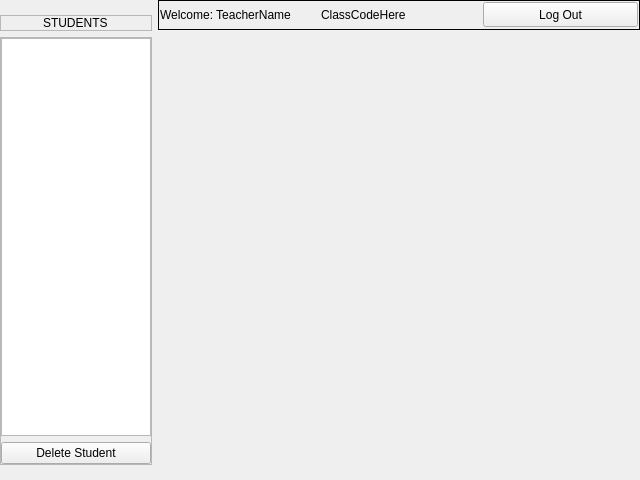
Before: the Qt Designer form Client/teachwin.ui in DatabasesWorks/Stacked_EducationalPlatform, drawn with Qt 5.
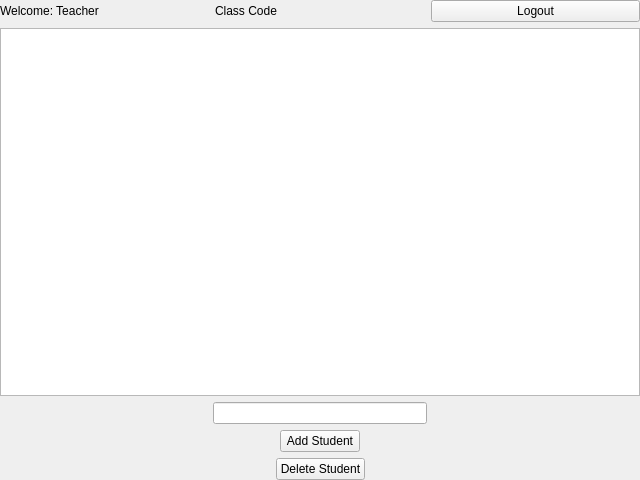
After: the same form once the commit is applied.

Commit message: Set up teachWin

Diff of the .ui file:
```diff
--- a/Client/teachwin.ui
+++ b/Client/teachwin.ui
@@ -13,7 +13,7 @@
   <property name="windowTitle">
    <string>Form</string>
   </property>
-  <layout class="QGridLayout" name="gridLayout_2">
+  <layout class="QGridLayout" name="gridLayout">
    <property name="leftMargin">
     <number>0</number>
    </property>
@@ -26,243 +26,142 @@
    <property name="bottomMargin">
     <number>0</number>
    </property>
-   <item row="0" column="0">
-    <layout class="QGridLayout" name="gridLayout">
-     <item row="0" column="0">
-      <widget class="QFrame" name="studentFrame">
-       <property name="sizePolicy">
-        <sizepolicy hsizetype="Fixed" vsizetype="Maximum">
-         <horstretch>10</horstretch>
-         <verstretch>0</verstretch>
-        </sizepolicy>
-       </property>
-       <property name="minimumSize">
-        <size>
-         <width>150</width>
-         <height>450</height>
-        </size>
-       </property>
-       <layout class="QGridLayout" name="gridLayout_3">
-        <property name="leftMargin">
-         <number>0</number>
-        </property>
-        <property name="topMargin">
-         <number>0</number>
-        </property>
-        <property name="rightMargin">
-         <number>0</number>
-        </property>
-        <property name="bottomMargin">
-         <number>0</number>
-        </property>
-        <item row="0" column="0">
-         <widget class="QFrame" name="frame">
-          <property name="sizePolicy">
-           <sizepolicy hsizetype="Preferred" vsizetype="Minimum">
-            <horstretch>0</horstretch>
-            <verstretch>0</verstretch>
-           </sizepolicy>
-          </property>
-          <property name="frameShape">
-           <enum>QFrame::StyledPanel</enum>
-          </property>
-          <property name="frameShadow">
-           <enum>QFrame::Raised</enum>
-          </property>
-          <layout class="QGridLayout" name="gridLayout_5">
-           <property name="leftMargin">
-            <number>0</number>
-           </property>
-           <property name="topMargin">
-            <number>0</number>
-           </property>
-           <property name="rightMargin">
-            <number>0</number>
-           </property>
-           <property name="bottomMargin">
-            <number>0</number>
-           </property>
-           <item row="0" column="0">
-            <layout class="QGridLayout" name="gridLayout_4">
-             <item row="0" column="0" alignment="Qt::AlignHCenter|Qt::AlignTop">
-              <widget class="QLabel" name="label">
-               <property name="text">
-                <string>STUDENTS</string>
-               </property>
-              </widget>
-             </item>
-            </layout>
-           </item>
-          </layout>
-         </widget>
-        </item>
-        <item row="1" column="0">
-         <widget class="QFrame" name="frame_2">
-          <property name="sizePolicy">
-           <sizepolicy hsizetype="Preferred" vsizetype="Expanding">
-            <horstretch>0</horstretch>
-            <verstretch>0</verstretch>
-           </sizepolicy>
-          </property>
-          <property name="frameShape">
-           <enum>QFrame::StyledPanel</enum>
-          </property>
-          <property name="frameShadow">
-           <enum>QFrame::Raised</enum>
-          </property>
-          <layout class="QGridLayout" name="gridLayout_7">
-           <property name="leftMargin">
-            <number>0</number>
-           </property>
-           <property name="topMargin">
-            <number>0</number>
-           </property>
-           <property name="rightMargin">
-            <number>0</number>
-           </property>
-           <property name="bottomMargin">
-            <number>0</number>
-           </property>
-           <item row="0" column="0">
-            <layout class="QGridLayout" name="gridLayout_6">
-             <item row="0" column="0">
-              <widget class="QListWidget" name="listWidget">
-               <property name="maximumSize">
-                <size>
-                 <width>150</width>
-                 <height>10000</height>
-                </size>
-               </property>
-              </widget>
-             </item>
-             <item row="1" column="0">
-              <widget class="QPushButton" name="pushButton">
-               <property name="text">
-                <string>Delete Student</string>
-               </property>
-              </widget>
-             </item>
-            </layout>
-           </item>
-          </layout>
-         </widget>
-        </item>
-       </layout>
-      </widget>
+   <item row="2" column="0">
+    <layout class="QVBoxLayout" name="verticalLayout">
+     <item>
+      <layout class="QHBoxLayout" name="horizontalLayout_4">
+       <item>
+        <widget class="QLabel" name="userLabel">
+         <property name="text">
+          <string>Welcome: Teacher</string>
+         </property>
+        </widget>
+       </item>
+       <item>
+        <widget class="QLabel" name="codeLabel">
+         <property name="text">
+          <string>Class Code</string>
+         </property>
+        </widget>
+       </item>
+       <item>
+        <widget class="QPushButton" name="logoutButton">
+         <property name="text">
+          <string>Logout</string>
+         </property>
+        </widget>
+       </item>
+      </layout>
      </item>
-     <item row="0" column="1">
-      <widget class="QWidget" name="playWidget" native="true">
-       <layout class="QGridLayout" name="gridLayout_9">
-        <property name="leftMargin">
-         <number>0</number>
-        </property>
-        <property name="topMargin">
-         <number>0</number>
-        </property>
-        <property name="rightMargin">
-         <number>0</number>
-        </property>
-        <property name="bottomMargin">
-         <number>0</number>
-        </property>
-        <item row="0" column="0">
-         <layout class="QGridLayout" name="gridLayout_8">
-          <item row="0" column="0">
-           <widget class="QFrame" name="gridframe">
-            <property name="sizePolicy">
-             <sizepolicy hsizetype="Preferred" vsizetype="Preferred">
-              <horstretch>0</horstretch>
-              <verstretch>0</verstretch>
-             </sizepolicy>
-            </property>
-            <property name="minimumSize">
-             <size>
-              <width>0</width>
-              <height>30</height>
-             </size>
-            </property>
-            <property name="frameShape">
-             <enum>QFrame::Box</enum>
-            </property>
-            <layout class="QGridLayout" name="gridLayout_11">
-             <property name="leftMargin">
-              <number>1</number>
-             </property>
-             <property name="topMargin">
-              <number>1</number>
-             </property>
-             <property name="rightMargin">
-              <number>1</number>
-             </property>
-             <property name="bottomMargin">
-              <number>1</number>
-             </property>
-             <item row="0" column="0">
-              <layout class="QGridLayout" name="gridLayout_10">
-               <item row="0" column="0">
-                <widget class="QLabel" name="userLabel">
-                 <property name="minimumSize">
-                  <size>
-                   <width>0</width>
-                   <height>25</height>
-                  </size>
-                 </property>
-                 <property name="text">
-                  <string>Welcome: TeacherName</string>
-                 </property>
-                </widget>
-               </item>
-               <item row="0" column="1">
-                <widget class="QLabel" name="classLabel">
-                 <property name="minimumSize">
-                  <size>
-                   <width>0</width>
-                   <height>25</height>
-                  </size>
-                 </property>
-                 <property name="text">
-                  <string>ClassCodeHere</string>
-                 </property>
-                </widget>
-               </item>
-               <item row="0" column="2">
-                <widget class="QPushButton" name="logoutButton">
-                 <property name="minimumSize">
-                  <size>
-                   <width>0</width>
-                   <height>25</height>
-                  </size>
-                 </property>
-                 <property name="text">
-                  <string>Log Out</string>
-                 </property>
-                </widget>
-               </item>
-              </layout>
-             </item>
-            </layout>
-           </widget>
-          </item>
-          <item row="1" column="0">
-           <widget class="QWidget" name="teachDataWidget" native="true">
-            <property name="sizePolicy">
-             <sizepolicy hsizetype="MinimumExpanding" vsizetype="MinimumExpanding">
-              <horstretch>0</horstretch>
-              <verstretch>0</verstretch>
-             </sizepolicy>
-            </property>
-            <property name="minimumSize">
-             <size>
-              <width>150</width>
-              <height>150</height>
-             </size>
-            </property>
-           </widget>
-          </item>
-         </layout>
-        </item>
-       </layout>
-      </widget>
+     <item>
+      <widget class="QListView" name="listView"/>
+     </item>
+     <item>
+      <layout class="QHBoxLayout" name="horizontalLayout">
+       <item>
+        <spacer name="horizontalSpacer">
+         <property name="orientation">
+          <enum>Qt::Horizontal</enum>
+         </property>
+         <property name="sizeHint" stdset="0">
+          <size>
+           <width>40</width>
+           <height>20</height>
+          </size>
+         </property>
+        </spacer>
+       </item>
+       <item>
+        <widget class="QLineEdit" name="addStudentField"/>
+       </item>
+       <item>
+        <spacer name="horizontalSpacer_2">
+         <property name="orientation">
+          <enum>Qt::Horizontal</enum>
+         </property>
+         <property name="sizeHint" stdset="0">
+          <size>
+           <width>40</width>
+           <height>20</height>
+          </size>
+         </property>
+        </spacer>
+       </item>
+      </layout>
+     </item>
+     <item>
+      <layout class="QHBoxLayout" name="horizontalLayout_2">
+       <item>
+        <spacer name="horizontalSpacer_3">
+         <property name="orientation">
+          <enum>Qt::Horizontal</enum>
+         </property>
+         <property name="sizeHint" stdset="0">
+          <size>
+           <width>40</width>
+           <height>20</height>
+          </size>
+         </property>
+        </spacer>
+       </item>
+       <item>
+        <widget class="QPushButton" name="addStudentButton">
+         <property name="text">
+          <string>Add Student</string>
+         </property>
+        </widget>
+       </item>
+       <item>
+        <spacer name="horizontalSpacer_4">
+         <property name="orientation">
+          <enum>Qt::Horizontal</enum>
+         </property>
+         <property name="sizeHint" stdset="0">
+          <size>
+           <width>40</width>
+           <height>20</height>
+          </size>
+         </property>
+        </spacer>
+       </item>
+      </layout>
+     </item>
+     <item>
+      <layout class="QHBoxLayout" name="horizontalLayout_3">
+       <item>
+        <spacer name="horizontalSpacer_6">
+         <property name="orientation">
+          <enum>Qt::Horizontal</enum>
+         </property>
+         <property name="sizeHint" stdset="0">
+          <size>
+           <width>40</width>
+           <height>20</height>
+          </size>
+         </property>
+        </spacer>
+       </item>
+       <item>
+        <widget class="QPushButton" name="deleteStudentButton">
+         <property name="text">
+          <string>Delete Student</string>
+         </property>
+        </widget>
+       </item>
+       <item>
+        <spacer name="horizontalSpacer_5">
+         <property name="orientation">
+          <enum>Qt::Horizontal</enum>
+         </property>
+         <property name="sizeHint" stdset="0">
+          <size>
+           <width>40</width>
+           <height>20</height>
+          </size>
+         </property>
+        </spacer>
+       </item>
+      </layout>
      </item>
     </layout>
    </item>
```
